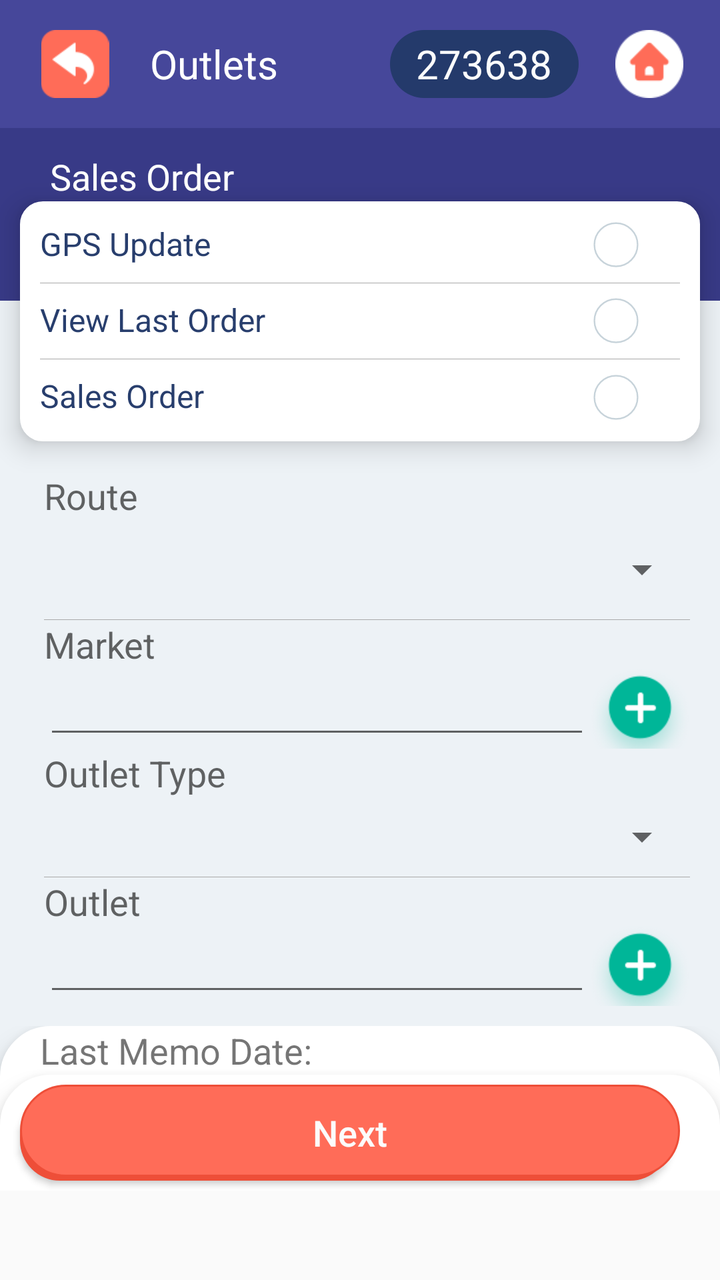
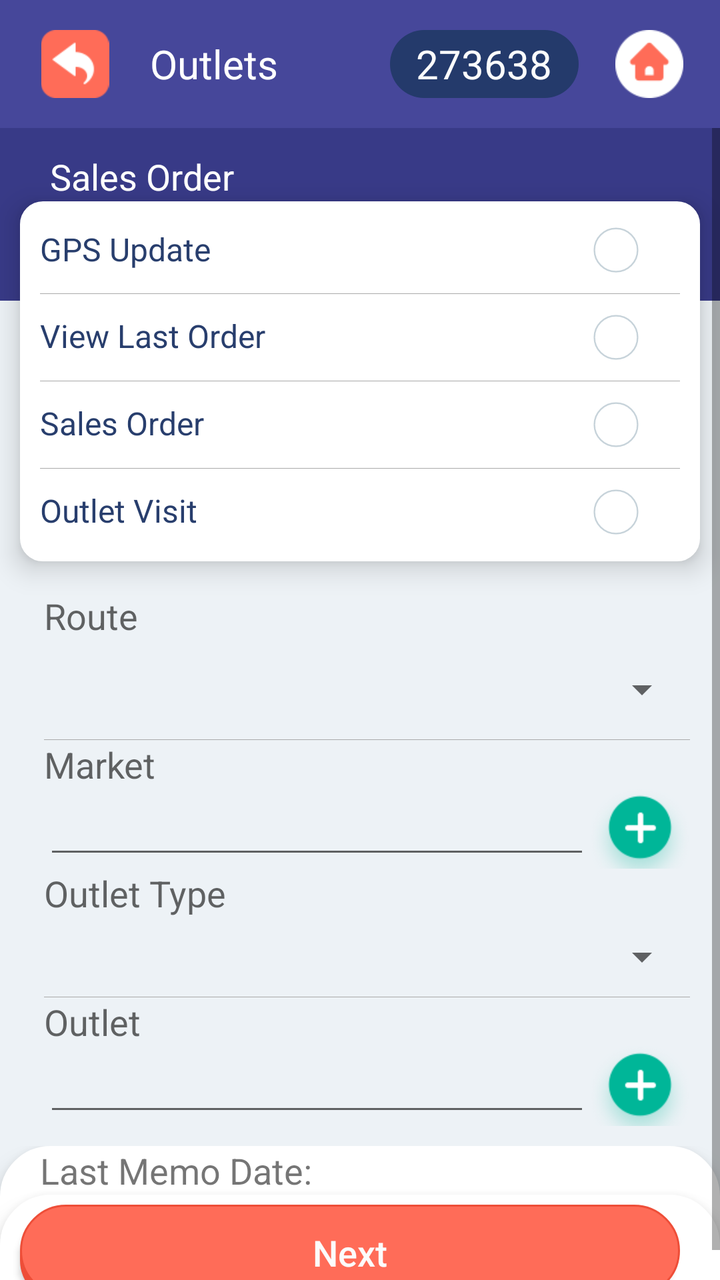

Screens rendered from an Android XML layout before and after an edit, with the pre-edit source and the edit as a unified diff.
<!-- AndroidManifest.xml: application theme AppTheme -->
<!-- res/layout/activity_create_new_memo.xml -->
<?xml version="1.0" encoding="utf-8"?>
<LinearLayout xmlns:android="http://schemas.android.com/apk/res/android"
    xmlns:app="http://schemas.android.com/apk/res-auto"
    xmlns:tools="http://schemas.android.com/tools"
    android:layout_width="match_parent"
    android:layout_height="match_parent"
    android:orientation="vertical"
    android:weightSum="4"
    tools:context=".Create_New_Memo">


    <LinearLayout
        android:layout_width="match_parent"
        android:layout_height="0dp"
        android:background="@color/secondary_color"
        android:weightSum="2"
        android:orientation="horizontal"
        android:layout_weight="0.4">
        <LinearLayout
            android:layout_width="0dp"
            android:layout_height="match_parent"
            android:weightSum="1"
            android:orientation="horizontal"
            android:gravity="left"
            android:layout_weight="1">
            <ImageView
                android:id="@+id/back"
                android:layout_width="0dp"
                android:layout_height="match_parent"
                android:layout_weight="0.3"
                android:src="@drawable/backicon"
                android:layout_margin="15dp"></ImageView>
            <TextView
                android:id="@+id/title_tv"
                android:layout_width="0dp"
                android:layout_height="match_parent"
                android:layout_weight="0.7"
                android:gravity="center|left"
                android:textColor="@color/white"
                android:autoSizeTextType="uniform"
                android:autoSizeMinTextSize="12sp"
                android:autoSizeMaxTextSize="20sp"
                android:autoSizeStepGranularity="2sp"
                android:text="Outlets">

            </TextView>

        </LinearLayout>
        <LinearLayout
            android:layout_width="0dp"
            android:layout_height="match_parent"
            android:weightSum="1"
            android:gravity="right"
            android:orientation="horizontal"
            android:layout_weight="1">
            <TextView
                android:id="@+id/user_txt_view"
                android:layout_width="0dp"
                android:layout_height="match_parent"
                android:layout_weight="0.7"
                android:layout_marginTop="15dp"
                android:layout_marginBottom="15dp"
                android:layout_marginLeft="15dp"
                android:background="@drawable/login_id_bg_shade"
                android:text="273638"
                android:autoSizeTextType="uniform"
                android:autoSizeMinTextSize="12sp"
                android:autoSizeMaxTextSize="20sp"
                android:autoSizeStepGranularity="2sp"
                android:textColor="@color/background_white"
                android:textAlignment="center"
                android:gravity="center"></TextView>
            <ImageView
                android:id="@+id/home"
                android:layout_width="0dp"
                android:layout_height="match_parent"
                android:layout_weight="0.3"
                android:src="@drawable/home"
                android:layout_margin="15dp">

            </ImageView>


        </LinearLayout>

    </LinearLayout>
    <ScrollView
        android:layout_width="match_parent"
        android:layout_weight="3.6"
        android:layout_height="0dp">
        <LinearLayout
            android:layout_width="match_parent"
            android:layout_height="wrap_content"
            android:layout_weight="3.6"
            android:orientation="vertical"
            android:background="@color/background_card"
            android:weightSum="14.2">

            <LinearLayout
                android:layout_width="match_parent"
                android:layout_height="wrap_content"
                android:layout_gravity="center"
                android:background="@color/background"
                android:orientation="vertical">

                <TextView
                    android:id="@+id/title"
                    android:layout_width="match_parent"
                    android:layout_height="wrap_content"
                    android:layout_marginTop="12dp"
                    android:layout_marginLeft="25dp"
                    android:textSize="18sp"
                    android:text="Sales Order"
                    android:layout_marginBottom="50dp"
                    android:textColor="@color/white">

                </TextView>
            </LinearLayout>





            <LinearLayout
                android:id="@+id/logo"
                android:layout_width="match_parent"
                android:layout_height="120dp"
                android:layout_gravity="center_horizontal"
                android:layout_marginTop="-50dp"
                android:elevation="8dp"
                android:visibility="visible"
                android:paddingLeft="10dp"
                android:paddingRight="10dp"
                android:layout_marginLeft="10dp"
                android:layout_marginRight="10dp"
                android:weightSum="3"
                android:background="@drawable/layout_bg"
                android:orientation="vertical">

                <LinearLayout
                    android:layout_width="match_parent"
                    android:layout_height="0dp"
                    android:orientation="horizontal"
                    android:weightSum="2"
                    android:layout_weight="1">



                    <TextView
                        android:layout_width="0dp"
                        android:layout_height="wrap_content"
                        android:layout_weight="1.7"
                        android:textSize="16sp"
                        android:textColor="@color/text_color"
                        android:text="GPS Update"></TextView>

                    <CheckBox
                        android:id="@+id/gpsUpdateChk"
                        android:layout_width="0dp"
                        android:layout_height="match_parent"
                        android:button="@drawable/custom_checkbox"
                        android:scaleX="0.8"
                        android:scaleY="0.8"
                        android:layout_weight="0.3"></CheckBox>


                </LinearLayout>
                <View
                    android:layout_width="match_parent"
                    android:layout_height="0.2dp"
                    android:background="@android:color/darker_gray"/>

                <LinearLayout
                    android:layout_width="match_parent"
                    android:layout_height="0dp"
                    android:orientation="horizontal"
                    android:weightSum="2"
                    android:layout_weight="1">

                    <TextView
                        android:layout_width="0dp"
                        android:layout_height="wrap_content"
                        android:layout_weight="1.7"
                        android:textColor="@color/text_color"
                        android:textSize="16sp"
                        android:text="View Last Order"></TextView>

                    <CheckBox
                        android:id="@+id/viewlastMemoChk"
                        android:layout_width="0dp"
                        android:layout_height="match_parent"
                        android:scaleX="0.8"
                        android:scaleY="0.8"
                        android:button="@drawable/custom_checkbox"
                        android:layout_weight="0.3"></CheckBox>


                </LinearLayout>
                <View
                    android:layout_width="match_parent"
                    android:layout_height="0.2dp"
                    android:background="@android:color/darker_gray"/>
                <LinearLayout
                    android:layout_width="match_parent"
                    android:layout_height="0dp"
                    android:orientation="horizontal"
                    android:weightSum="2"
                    android:layout_weight="1">

                    <TextView
                        android:layout_width="0dp"
                        android:layout_height="wrap_content"
                        android:layout_weight="1.7"
                        android:textSize="16sp"
                        android:textColor="@color/text_color"
                        android:text="Sales Order"></TextView>

                    <CheckBox
                        android:id="@+id/salesMemoChk"
                        android:layout_width="0dp"
                        android:layout_height="match_parent"
                        android:button="@drawable/custom_checkbox"
                        android:scaleX="0.8"
                        android:scaleY="0.8"
                        android:layout_weight="0.3"></CheckBox>


                </LinearLayout>
                <View
                    android:layout_width="match_parent"
                    android:layout_height="0.2dp"
                    android:visibility="gone"
                    android:background="@android:color/darker_gray"/>
                <LinearLayout
                    android:layout_width="match_parent"
                    android:layout_height="0dp"
                    android:orientation="horizontal"
                    android:weightSum="2"
                    android:padding="10dp"
                    android:visibility="gone"
                    android:layout_weight="1">

                    <TextView
                        android:layout_width="0dp"
                        android:layout_height="wrap_content"
                        android:layout_weight="1.7"
                        android:textColor="@color/text_color"
                        android:textSize="16sp"
                        android:text="Collect Ncp"></TextView>

                    <CheckBox
                        android:id="@+id/outletReturnChk"
                        android:layout_width="0dp"
                        android:layout_height="match_parent"
                        android:scaleX="0.8"
                        android:scaleY="0.8"
                        android:button="@drawable/custom_checkbox"
                        android:layout_weight="0.3"></CheckBox>


                </LinearLayout>

            </LinearLayout>

            <LinearLayout
                android:layout_width="match_parent"
                android:layout_height="wrap_content"
                android:elevation="8dp"
                android:layout_marginBottom="10dp"
                android:layout_marginTop="15dp"
                android:layout_marginLeft="15dp"
                android:layout_marginRight="15dp"
                android:orientation="vertical">

                <LinearLayout
                    android:layout_width="match_parent"
                    android:layout_height="wrap_content"
                    android:orientation="vertical"
                    android:weightSum="2"
                    android:layout_marginLeft="7dp"
                    >

                    <TextView
                        android:id="@+id/txt_Thana"
                        android:layout_width="match_parent"
                        android:layout_height="0dp"
                        android:text="Route"
                        android:textSize="18sp"
                        android:layout_weight="0.7"
                        android:textAppearance="?android:attr/textAppearanceMedium" />


                    <LinearLayout
                        android:layout_width="match_parent"
                        android:layout_height="0dp"
                        android:weightSum="1.8"
                        android:layout_weight="1"
                        android:orientation="horizontal">
                        <LinearLayout
                            android:layout_width="match_parent"
                            android:orientation="vertical"
                            android:layout_height="match_parent">
                            <Spinner
                                android:id="@+id/thana_Spinner"
                                android:layout_width="match_parent"
                                android:layout_weight="1.5"
                                android:layout_height="match_parent"
                                android:layout_below="@+id/txt_Thana" />

                            <View
                                android:layout_width="match_parent"
                                android:layout_height="0.2dp"
                                android:background="@android:color/darker_gray"/>
                        </LinearLayout>

                        <Button
                            android:id="@+id/outletadd"
                            android:layout_width="50dp"
                            android:visibility="visible"
                            android:layout_height="50dp"
                            android:background="@drawable/plus_shadow"
                            />




                    </LinearLayout>



                </LinearLayout>

                <LinearLayout
                    android:layout_width="match_parent"
                    android:layout_height="wrap_content"
                    android:orientation="vertical"
                    android:weightSum="2"
                    android:layout_marginLeft="7dp"
                    >

                    <TextView
                        android:id="@+id/txt_market"
                        android:layout_width="match_parent"
                        android:layout_height="match_parent"
                        android:text="Market"
                        android:textSize="18sp"
                        android:layout_weight="0.7"
                        android:textAppearance="?android:attr/textAppearanceMedium" />


                    <LinearLayout
                        android:layout_width="match_parent"
                        android:layout_height="40dp"
                        android:weightSum="1.8"
                        android:orientation="horizontal">


                        <LinearLayout
                            android:layout_width="0dp"
                            android:layout_weight="1.8"
                            android:orientation="vertical"
                            android:layout_height="match_parent">
                            <Spinner
                                android:id="@+id/market_Spinner"
                                android:visibility="gone"
                                android:layout_width="match_parent"
                                android:layout_height="match_parent"
                                android:layout_below="@+id/txt_market" />
                            <AutoCompleteTextView
                                android:id="@+id/marketauto"
                                android:layout_width="match_parent"
                                android:layout_height="match_parent"
                                android:layout_below="@+id/txt_market" />

                            <View
                                android:layout_width="match_parent"
                                android:layout_height="0.2dp"
                                android:background="@android:color/darker_gray"/>
                        </LinearLayout>




                        <Button
                            android:id="@+id/marketAddBtn"
                            android:layout_width="50dp"
                            android:visibility="visible"
                            android:layout_height="50dp"

                            android:background="@drawable/plus_shadow"
                           >

                        </Button>


                    </LinearLayout>



                </LinearLayout>

                <LinearLayout
                    android:layout_width="match_parent"
                    android:layout_height="wrap_content"
                    android:orientation="vertical"
                    android:weightSum="2"
                    android:layout_marginLeft="7dp"
                    >

                    <TextView
                        android:layout_width="wrap_content"
                        android:layout_height="wrap_content"
                        android:layout_alignParentTop="true"
                        android:text="Outlet Type"

                        android:textAppearance="?android:attr/textAppearanceMedium" />

                    <LinearLayout
                        android:layout_width="match_parent"
                        android:layout_height="40dp"
                        android:layout_weight="1"
                        android:weightSum="10"
                        android:orientation="horizontal">

                        <LinearLayout
                            android:layout_width="match_parent"
                            android:orientation="vertical"
                            android:layout_height="match_parent">
                            <Spinner
                                android:id="@+id/outlet_Type_Spinner"
                                android:layout_width="match_parent"
                                android:layout_weight="8"
                                android:layout_height="match_parent"
                                android:layout_below="@+id/txt_outlet" />

                            <View
                                android:layout_width="match_parent"
                                android:layout_height="0.2dp"
                                android:background="@android:color/darker_gray"/>
                        </LinearLayout>






                    </LinearLayout>




                </LinearLayout>

                <LinearLayout
                    android:layout_width="match_parent"
                    android:layout_height="wrap_content"
                    android:orientation="vertical"
                    android:weightSum="2"
                    android:layout_marginLeft="7dp"
                    >

                    <TextView
                        android:id="@+id/txt_outlet"
                        android:layout_width="match_parent"
                        android:layout_height="match_parent"
                        android:text="Outlet"
                        android:textSize="18sp"
                        android:layout_weight="0.7"
                        android:textAppearance="?android:attr/textAppearanceMedium" />


                    <LinearLayout
                        android:layout_width="match_parent"
                        android:layout_height="40dp"
                        android:weightSum="1.8"
                        android:layout_weight="1.2"
                        android:orientation="horizontal">

                        <LinearLayout
                            android:layout_width="0dp"
                            android:layout_height="40dp"
                            android:layout_weight="1.8"
                            android:orientation="vertical"
                            android:weightSum="1.8">

                            <AutoCompleteTextView
                                android:id="@+id/outltateauto"
                                android:layout_width="match_parent"
                                android:layout_height="match_parent"
                                android:layout_weight="1.5"
                                android:nextFocusLeft="@id/outltateauto"
                                android:nextFocusUp="@id/outltateauto"
                                android:singleLine="true"
                                android:textSize="15dp" />

                            <Spinner
                                android:id="@+id/outlet_spinner"
                                android:layout_width="match_parent"
                                android:layout_height="0dp"
                                android:layout_weight="1.8"
                                android:visibility="gone" />

                            <View
                                android:layout_width="match_parent"
                                android:layout_height="0.2dp"
                                android:background="@android:color/darker_gray" />


                        </LinearLayout>

                        <Button
                            android:id="@+id/addoutlet"
                            android:layout_width="50dp"
                            android:visibility="visible"
                            android:layout_height="50dp"
                            android:background="@drawable/plus_shadow"
                            />
                    </LinearLayout>



                </LinearLayout>

            </LinearLayout>

            <LinearLayout
                android:layout_width="match_parent"
                android:layout_height="wrap_content"
                android:weightSum="0.8"
                android:orientation="horizontal"
                android:gravity="center"
                >
                <LinearLayout

                    android:layout_width="match_parent"
                    android:layout_height="wrap_content"
                    android:elevation="8dp"
                    android:background="@drawable/bottom_layout_bg"
                    android:orientation="vertical">

                    <TextView
                        android:id="@+id/lastmemo"
                        android:layout_width="match_parent"
                        android:layout_height="wrap_content"
                        android:paddingLeft="20dp"
                        android:text="Last Memo Date: "
                        android:textSize="18dp" />

                    <LinearLayout
                        android:layout_width="match_parent"
                    android:layout_height="wrap_content"
                    android:elevation="8dp"
                    android:background="@drawable/bottom_layout_bg"
                    android:orientation="horizontal">


                    <Button
                        android:id="@+id/nextBtn"
                        android:layout_width="match_parent"
                        android:layout_height="wrap_content"
                        android:layout_marginTop="5dp"
                        android:layout_marginBottom="5dp"
                        android:layout_marginLeft="10dp"
                        android:layout_marginRight="20dp"
                        android:layout_weight="0.5"
                        android:background="@drawable/capsul_shape"
                        android:text="Next"
                        android:textAllCaps="false"
                        android:textColor="@color/background_white"
                        android:textSize="18sp"></Button>

                </LinearLayout>
                </LinearLayout>




            </LinearLayout>
        </LinearLayout>
    </ScrollView>




</LinearLayout>
<!-- resources referenced by this layout -->
<resources>
  <color name="background">#383A87</color>
  <color name="background_card">#EDF2F6</color>
  <color name="background_white">#FCFCFC</color>
  <color name="secondary_color">#46479A</color>
  <color name="text_color">#283E6D</color>
  <color name="white">#FFFFFF</color>
  <!-- drawable bottom_layout_bg (drawable-mdpi) -->
  <?xml version="1.0" encoding="utf-8"?>
  <shape xmlns:android="http://schemas.android.com/apk/res/android"
      android:shape="rectangle">
      <corners
          android:bottomLeftRadius="0dp"
          android:bottomRightRadius="0dp"
          android:topLeftRadius="25dp"
          android:topRightRadius="25dp" />
      <padding
          android:bottom="0dp"
          android:left="0dp"
          android:right="0dp"
          android:top="0dp" />
      <stroke
          android:width="0.5dp"
          android:color="@color/white" />
      <solid android:color="@color/white" />
  </shape>
  <!-- drawable custom_checkbox (drawable-mdpi) -->
  <?xml version="1.0" encoding="utf-8"?>
  <selector xmlns:android="http://schemas.android.com/apk/res/android" >
      <item android:state_checked="true"
          android:drawable="@drawable/checked" />
      <item android:state_pressed="true"
          android:drawable="@drawable/checked" />
      <item android:state_pressed="false"
          android:drawable="@drawable/unchecked" />
  </selector>
  <!-- drawable layout_bg (drawable) -->
  <?xml version="1.0" encoding="UTF-8"?>
  <shape xmlns:android="http://schemas.android.com/apk/res/android">
      <solid android:color="#FFFFFF"/>
      <stroke android:width="3dp" android:color="#FFFFFF" />
      <corners android:radius="10dp"/>
      <padding android:left="3dp" android:top="3dp" android:right="3dp" android:bottom="3dp" />
  </shape>
  <!-- drawable login_id_bg_shade (drawable) -->
  <?xml version="1.0" encoding="utf-8"?>
  <shape xmlns:android="http://schemas.android.com/apk/res/android"
      android:shape="rectangle" >
  
      <corners
          android:bottomLeftRadius="30dp"
          android:bottomRightRadius="30dp"
          android:radius="60dp"
          android:topLeftRadius="30dp"
          android:topRightRadius="30dp" />
  
      <solid android:color="@color/in" />
  
      <padding
          android:bottom="0dp"
          android:left="0dp"
          android:right="0dp"
          android:top="0dp" />
  
      <size
          android:height="30dp"
          android:width="130dp" />
  
  </shape>
  <style name="AppTheme" parent="Theme.AppCompat.Light.NoActionBar">
          
          <item name="colorPrimary">@color/colorPrimary</item>
          <item name="colorPrimaryDark">@color/colorPrimaryDark</item>
          <item name="colorAccent">@color/colorAccent</item>
      </style>
  <!-- drawable unchecked (drawable) -->
  <?xml version="1.0" encoding="utf-8"?>
  <layer-list xmlns:android="http://schemas.android.com/apk/res/android">
      <item>
          <shape android:shape="oval">
              <corners android:radius="1dp" />
              <stroke
                  android:width="1dp"
                  android:color="@color/checkbox_border" />
              <gradient
                  android:startColor="@color/white"
                  android:centerColor="@color/white"
                  android:endColor="@color/white"
                  android:angle="270" />
              <size
                  android:height="28dp"
                  android:width="28dp" />
              <solid android:color="@color/white" />
          </shape>
      </item>
  </layer-list>
  <color name="in">#243A6B</color>
  <color name="colorPrimary">#383A87</color>
  <color name="colorPrimaryDark">#383A87</color>
  <color name="colorAccent">#D81B60</color>
  <color name="checkbox_background">#00B698</color>
  <color name="checkbox_border">#C7D3DA</color>
  <!-- unchanged entries left out for length: 6 -->
</resources>

<!-- the commit's change to res/layout/activity_create_new_memo.xml (unified diff, before → after) -->
@@ -124,7 +124,7 @@
             <LinearLayout
                 android:id="@+id/logo"
                 android:layout_width="match_parent"
-                android:layout_height="120dp"
+                android:layout_height="180dp"
                 android:layout_gravity="center_horizontal"
                 android:layout_marginTop="-50dp"
                 android:elevation="8dp"
@@ -133,7 +133,7 @@
                 android:paddingRight="10dp"
                 android:layout_marginLeft="10dp"
                 android:layout_marginRight="10dp"
-                android:weightSum="3"
+                android:weightSum="4"
                 android:background="@drawable/layout_bg"
                 android:orientation="vertical">
 
@@ -226,6 +226,38 @@
 
 
                 </LinearLayout>
+
+                <View
+                    android:layout_width="match_parent"
+                    android:layout_height="0.2dp"
+                    android:background="@android:color/darker_gray"/>
+                <LinearLayout
+                    android:layout_width="match_parent"
+                    android:layout_height="0dp"
+                    android:orientation="horizontal"
+                    android:weightSum="2"
+                    android:layout_weight="1">
+
+                    <TextView
+                        android:layout_width="0dp"
+                        android:layout_height="wrap_content"
+                        android:layout_weight="1.7"
+                        android:textSize="16sp"
+                        android:textColor="@color/text_color"
+                        android:text="Outlet Visit"></TextView>
+
+                    <CheckBox
+                        android:id="@+id/outlet_visit"
+                        android:layout_width="0dp"
+                        android:layout_height="match_parent"
+                        android:button="@drawable/custom_checkbox"
+                        android:scaleX="0.8"
+                        android:scaleY="0.8"
+                        android:layout_weight="0.3"></CheckBox>
+
+
+                </LinearLayout>
+
                 <View
                     android:layout_width="match_parent"
                     android:layout_height="0.2dp"
